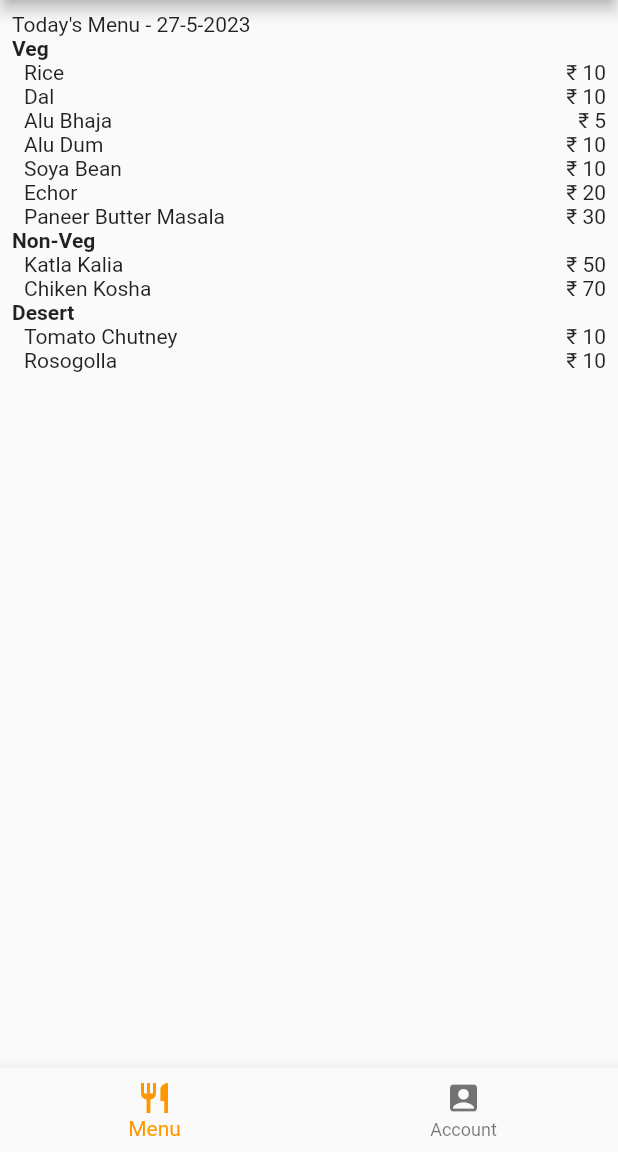
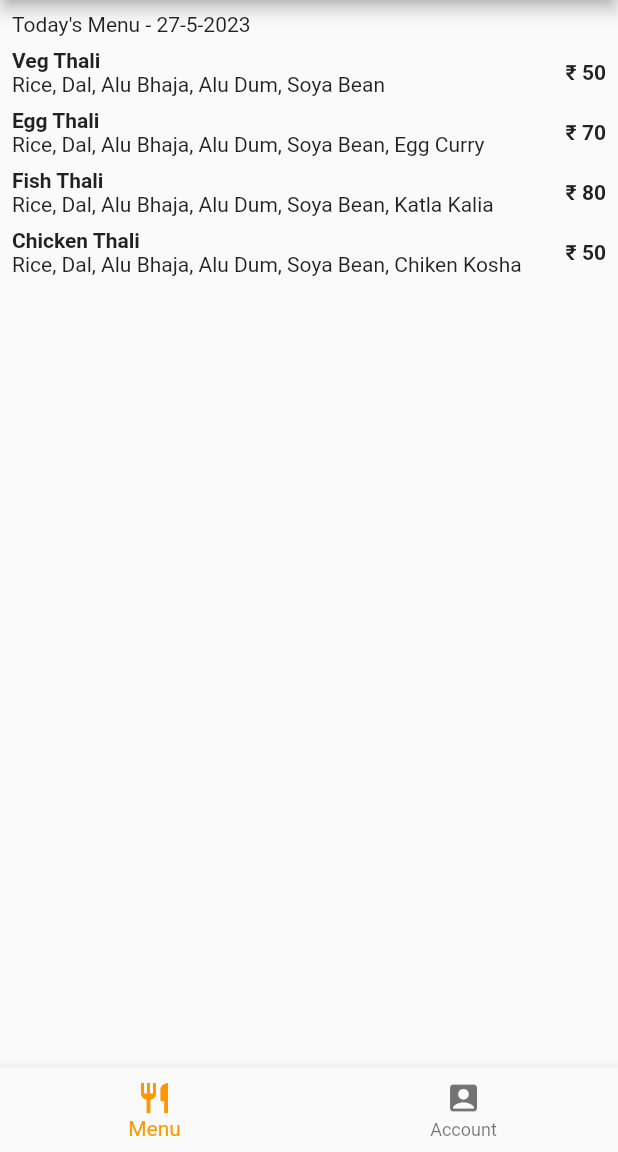
Before and after one commit to nomnomtiffin/LunchBox, a Flutter app: the screen it shows after launch, on a phone screen of 412 x 824 dp, the part 84-1236 px from its top. Run offline on Flutter 3.47's test engine with Material 2 defaults, Android fonts, the phone set to English and light mode, and no system bars.

Commit message:
Adding Combo to menu

```diff
--- a/lib/home_page/my_home_page.dart
+++ b/lib/home_page/my_home_page.dart
@@ -1,4 +1,5 @@
 import 'package:flutter/material.dart';
+import 'package:lunch_box/model/combo.dart';
 import 'package:lunch_box/model/menu.dart';
 import 'package:lunch_box/model/menu_item.dart';
 import 'package:lunch_box/util/dummy_menu.dart';
@@ -35,7 +36,45 @@ class _MyHomePageState extends State<MyHomePage> {
 
   List<Widget> getMenuItems(Menu menu) {
     List<Widget> menuItems = List.empty(growable: true);
-    Map<String, List<MenuItem>> categories = {};
+
+    //Display Combo
+    for (Combo combo in menu.combos) {
+      String comboDescription = '';
+      for (MenuItem item in combo.comboItems) {
+        if (comboDescription.isNotEmpty) {
+          comboDescription += ', ';
+        }
+        comboDescription += item.name;
+      }
+
+      menuItems.add(Padding(
+        padding: const EdgeInsets.fromLTRB(0.0, 8.0, 0.0, 0.0),
+        child: Row(
+          children: [
+            Column(
+              crossAxisAlignment: CrossAxisAlignment.start,
+              children: [
+                Text(
+                  combo.comboName,
+                  style: const TextStyle(fontWeight: FontWeight.bold),
+                ),
+                Text(
+                  comboDescription,
+                ),
+              ],
+            ),
+            const Spacer(),
+            Text(
+              '₹ ${combo.comboPrice}',
+              style: const TextStyle(fontWeight: FontWeight.bold),
+            )
+          ],
+        ),
+      ));
+    }
+
+    //Display menu items
+    /*Map<String, List<MenuItem>> categories = {};
     for (MenuItem item in menu.menuItems) {
       List<MenuItem> menuItems;
       if (categories.keys.contains(item.type)) {
@@ -74,7 +113,7 @@ class _MyHomePageState extends State<MyHomePage> {
           ],
         ));
       }
-    }
+    }*/
 
     return menuItems;
   }
--- /dev/null
+++ b/lib/model/combo.dart
@@ -0,0 +1,12 @@
+import 'menu_item.dart';
+
+class Combo {
+  final String comboName;
+  final int comboPrice;
+  final List<MenuItem> comboItems;
+
+  const Combo(
+      {required this.comboName,
+      required this.comboPrice,
+      required this.comboItems});
+}
--- a/lib/model/menu.dart
+++ b/lib/model/menu.dart
@@ -1,8 +1,12 @@
 import 'package:lunch_box/model/menu_item.dart';
+
+import 'combo.dart';
 
 class Menu {
   final DateTime menuDate;
   final List<MenuItem> menuItems;
+  final List<Combo> combos;
 
-  const Menu({required this.menuDate, required this.menuItems});
+  const Menu(
+      {required this.menuDate, required this.menuItems, required this.combos});
 }
--- a/lib/util/dummy_menu.dart
+++ b/lib/util/dummy_menu.dart
@@ -1,29 +1,34 @@
+import 'package:lunch_box/model/combo.dart';
 import 'package:lunch_box/model/menu.dart';
 import 'package:lunch_box/model/menu_item.dart';
 
 class DummyMenu {
-  static Menu getMenu() {
-    MenuItem rice = const MenuItem(id: 1, name: "Rice", type: "Veg", price: 10);
-    MenuItem dal = const MenuItem(id: 2, name: "Dal", type: "Veg", price: 10);
-    MenuItem aluBhaja =
+  static MenuItem rice =
+      const MenuItem(id: 1, name: "Rice", type: "Veg", price: 10);
+  static MenuItem dal =
+      const MenuItem(id: 2, name: "Dal", type: "Veg", price: 10);
+  static MenuItem aluBhaja =
       const MenuItem(id: 3, name: "Alu Bhaja", type: "Veg", price: 5);
-    MenuItem aluDum =
+  static MenuItem aluDum =
       const MenuItem(id: 4, name: "Alu Dum", type: "Veg", price: 10);
-    MenuItem soyaBean =
+  static MenuItem soyaBean =
       const MenuItem(id: 5, name: "Soya Bean", type: "Veg", price: 10);
-    MenuItem echor =
+  static MenuItem echor =
       const MenuItem(id: 6, name: "Echor", type: "Veg", price: 20);
-    MenuItem katlaKalia =
+  static MenuItem katlaKalia =
       const MenuItem(id: 7, name: "Katla Kalia", type: "Non-Veg", price: 50);
-    MenuItem chickenKosha =
+  static MenuItem chickenKosha =
       const MenuItem(id: 8, name: "Chiken Kosha", type: "Non-Veg", price: 70);
-    MenuItem paneerButterMasala = const MenuItem(
+  static MenuItem eggCurry =
+      const MenuItem(id: 8, name: "Egg Curry", type: "Non-Veg", price: 70);
+  static MenuItem paneerButterMasala = const MenuItem(
       id: 9, name: "Paneer Butter Masala", type: "Veg", price: 30);
-    MenuItem tomatoChutney = const MenuItem(
-        id: 10, name: "Tomato Chutney", type: "Desert", price: 10);
-    MenuItem Rosogolla =
+  static MenuItem tomatoChutney =
+      const MenuItem(id: 10, name: "Tomato Chutney", type: "Desert", price: 10);
+  static MenuItem Rosogolla =
       const MenuItem(id: 11, name: "Rosogolla", type: "Desert", price: 10);
 
+  static Menu getMenu() {
     List<MenuItem> menuItems = List.empty(growable: true);
     menuItems.add(rice);
     menuItems.add(dal);
@@ -37,7 +42,55 @@ class DummyMenu {
     menuItems.add(tomatoChutney);
     menuItems.add(Rosogolla);
 
-    Menu menu = Menu(menuDate: DateTime.now(), menuItems: menuItems);
+    List<MenuItem> vegThaliItems = List.empty(growable: true);
+    vegThaliItems.add(rice);
+    vegThaliItems.add(dal);
+    vegThaliItems.add(aluBhaja);
+    vegThaliItems.add(aluDum);
+    vegThaliItems.add(soyaBean);
+    Combo vegThali = Combo(
+        comboName: 'Veg Thali', comboPrice: 50, comboItems: vegThaliItems);
+
+    List<MenuItem> eggThaliItems = List.empty(growable: true);
+    eggThaliItems.add(rice);
+    eggThaliItems.add(dal);
+    eggThaliItems.add(aluBhaja);
+    eggThaliItems.add(aluDum);
+    eggThaliItems.add(soyaBean);
+    eggThaliItems.add(eggCurry);
+    Combo eggThali = Combo(
+        comboName: 'Egg Thali', comboPrice: 70, comboItems: eggThaliItems);
+
+    List<MenuItem> fishThaliItems = List.empty(growable: true);
+    fishThaliItems.add(rice);
+    fishThaliItems.add(dal);
+    fishThaliItems.add(aluBhaja);
+    fishThaliItems.add(aluDum);
+    fishThaliItems.add(soyaBean);
+    fishThaliItems.add(katlaKalia);
+    Combo fishThali = Combo(
+        comboName: 'Fish Thali', comboPrice: 80, comboItems: fishThaliItems);
+
+    List<MenuItem> chickenThaliItems = List.empty(growable: true);
+    chickenThaliItems.add(rice);
+    chickenThaliItems.add(dal);
+    chickenThaliItems.add(aluBhaja);
+    chickenThaliItems.add(aluDum);
+    chickenThaliItems.add(soyaBean);
+    chickenThaliItems.add(chickenKosha);
+    Combo chickenThali = Combo(
+        comboName: 'Chicken Thali',
+        comboPrice: 50,
+        comboItems: chickenThaliItems);
+
+    List<Combo> combos = List.empty(growable: true);
+    combos.add(vegThali);
+    combos.add(eggThali);
+    combos.add(fishThali);
+    combos.add(chickenThali);
+
+    Menu menu =
+        Menu(menuDate: DateTime.now(), menuItems: menuItems, combos: combos);
     return menu;
   }
 }
```
Also changed, not shown: 1 other file. Lines whose indentation alone changed are shown as unchanged.
